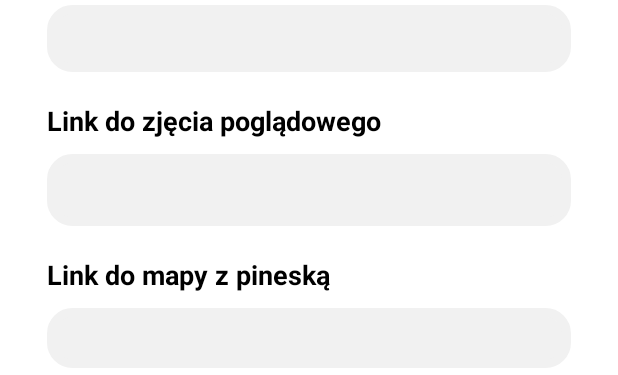
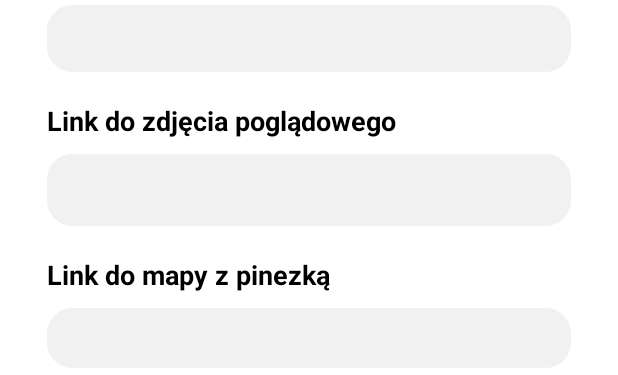
Before and after one commit to maciej-bartoszewski/Planner-Mobile, an Android app: the layout activity_event_report.xml on its own in the app's theme, with its tools: preview values and no code run, on a phone screen of 412 x 824 dp. Shown: the part 533-908 px from the top of the screen. Run offline under Robolectric (Android 15) with nearby library versions, the phone set to English and light mode, and no system bars.

Commit message:
Poprawa literowek

```diff
--- a/app/src/main/res/layout/activity_event_report.xml
+++ b/app/src/main/res/layout/activity_event_report.xml
@@ -141,7 +141,7 @@
             android:layout_gravity="center"
             android:layout_marginStart="15dp"
             android:layout_marginTop="20dp"
-            android:text="Link do zjęcia poglądowego"
+            android:text="Link do zdjęcia poglądowego"
             android:textColor="@android:color/black"
             android:textSize="18sp"
             android:textStyle="bold" />
@@ -170,7 +170,7 @@
             android:layout_gravity="center"
             android:layout_marginStart="15dp"
             android:layout_marginTop="20dp"
-            android:text="Link do mapy z pineską"
+            android:text="Link do mapy z pinezką"
             android:textColor="@android:color/black"
             android:textSize="18sp"
             android:textStyle="bold" />
--- a/app/src/main/res/layout/activity_restaurant_report.xml
+++ b/app/src/main/res/layout/activity_restaurant_report.xml
@@ -81,7 +81,7 @@
             android:layout_gravity="center"
             android:layout_marginStart="15dp"
             android:layout_marginTop="20dp"
-            android:text="Link do zjęcia poglądowego"
+            android:text="Link do zdjęcia poglądowego"
             android:textColor="@android:color/black"
             android:textSize="18sp"
             android:textStyle="bold" />
@@ -110,7 +110,7 @@
             android:layout_gravity="center"
             android:layout_marginStart="15dp"
             android:layout_marginTop="20dp"
-            android:text="Link do mapy z pineską"
+            android:text="Link do mapy z pinezką"
             android:textColor="@android:color/black"
             android:textSize="18sp"
             android:textStyle="bold" />
--- a/app/src/main/res/layout/activity_restaurant_view.xml
+++ b/app/src/main/res/layout/activity_restaurant_view.xml
@@ -27,7 +27,7 @@
 
             <Button
                 android:id="@+id/reportButton"
-                android:layout_width="180dp"
+                android:layout_width="200dp"
                 android:layout_height="wrap_content"
                 android:layout_marginEnd="20dp"
                 android:background="@drawable/box_gradient_blue"
```
